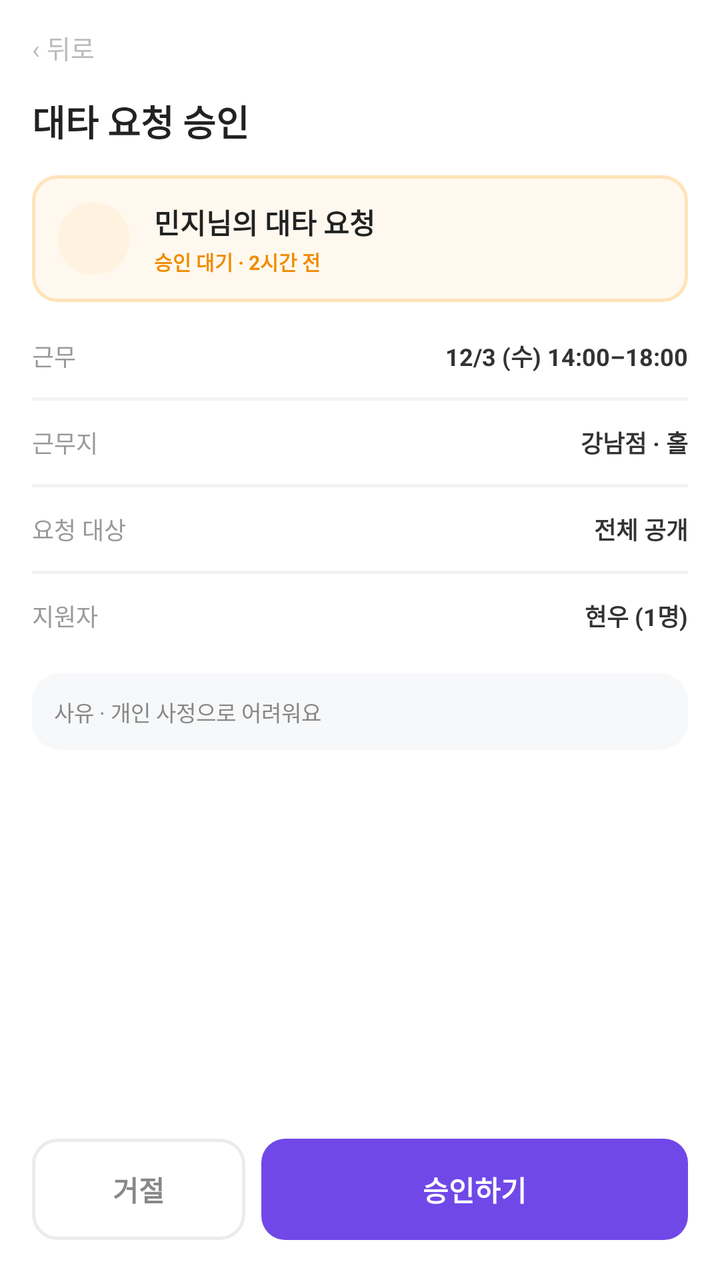
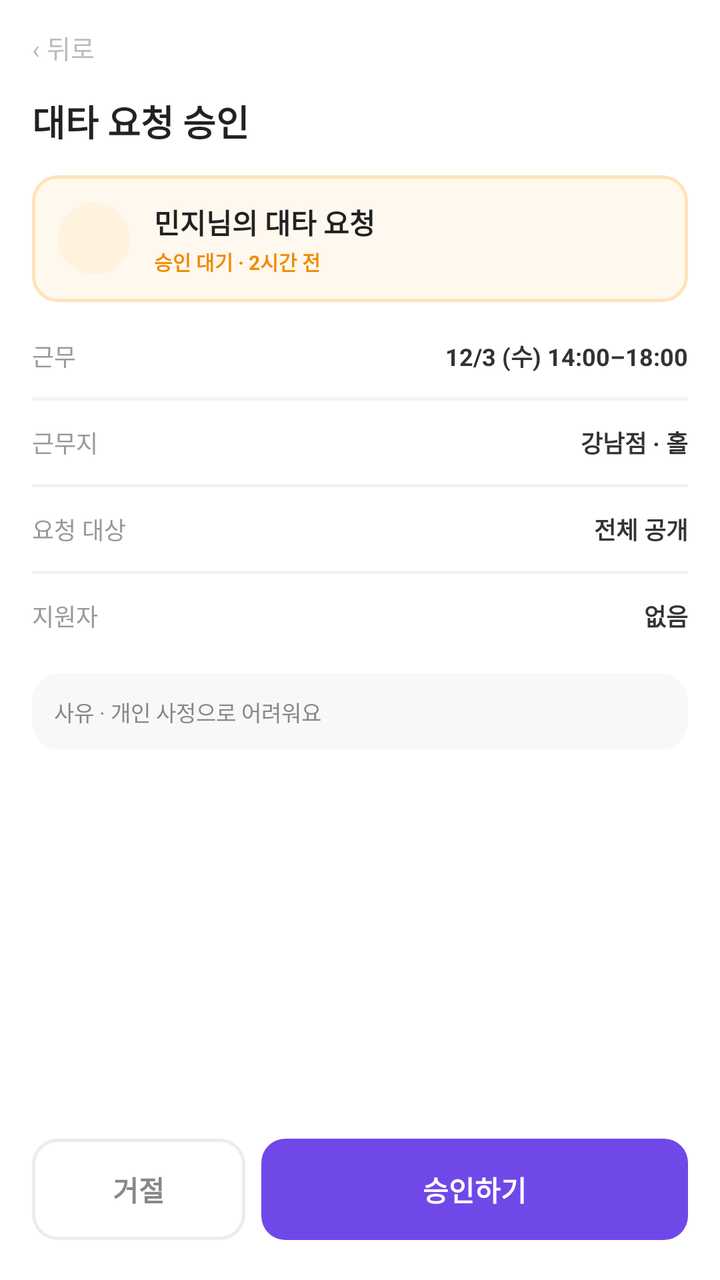

Screens rendered from an Android XML layout before and after an edit, with the pre-edit source and the edit as a unified diff.
<!-- AndroidManifest.xml: application theme Theme.PTManagerEmployer -->
<!-- res/layout/activity_sub_approval.xml -->
<?xml version="1.0" encoding="utf-8"?>
<LinearLayout xmlns:android="http://schemas.android.com/apk/res/android"
    android:id="@+id/approval_root"
    android:layout_width="match_parent"
    android:layout_height="match_parent"
    android:orientation="vertical"
    android:background="@color/white">

    <ScrollView
        android:layout_width="match_parent"
        android:layout_height="0dp"
        android:layout_weight="1"
        android:fillViewport="true">

        <LinearLayout
            android:layout_width="match_parent"
            android:layout_height="wrap_content"
            android:orientation="vertical"
            android:paddingHorizontal="16dp"
            android:paddingBottom="16dp">

            <TextView
                android:id="@+id/btn_back"
                android:layout_width="wrap_content"
                android:layout_height="wrap_content"
                android:text="‹ 뒤로"
                android:textColor="@color/text_hint"
                android:textSize="13sp"
                android:paddingVertical="14dp"
                android:paddingEnd="14dp"
                android:background="?attr/selectableItemBackground" />

            <TextView
                android:layout_width="wrap_content"
                android:layout_height="wrap_content"
                android:text="대타 요청 승인"
                android:textColor="@color/text_primary"
                android:textSize="18sp"
                android:textStyle="bold" />

            
            <LinearLayout
                android:layout_width="match_parent"
                android:layout_height="wrap_content"
                android:layout_marginTop="14dp"
                android:orientation="horizontal"
                android:gravity="center_vertical"
                android:background="@drawable/bg_card_warn"
                android:padding="13dp">

                <View
                    android:layout_width="36dp"
                    android:layout_height="36dp"
                    android:background="@drawable/bg_circle_warn" />

                <LinearLayout
                    android:layout_width="0dp"
                    android:layout_height="wrap_content"
                    android:layout_weight="1"
                    android:layout_marginStart="12dp"
                    android:orientation="vertical">

                    <TextView
                        android:layout_width="wrap_content"
                        android:layout_height="wrap_content"
                        android:text="민지님의 대타 요청"
                        android:textColor="@color/text_primary"
                        android:textSize="14sp"
                        android:textStyle="bold" />

                    <TextView
                        android:layout_width="wrap_content"
                        android:layout_height="wrap_content"
                        android:layout_marginTop="2dp"
                        android:text="승인 대기 · 2시간 전"
                        android:textColor="@color/warn_orange"
                        android:textSize="10sp"
                        android:textStyle="bold" />
                </LinearLayout>
            </LinearLayout>

            
            <LinearLayout
                android:layout_width="match_parent"
                android:layout_height="wrap_content"
                android:layout_marginTop="6dp"
                android:orientation="vertical">

                <LinearLayout style="@style/DetailRow">
                    <TextView style="@style/DetailKey" android:text="근무" />
                    <TextView style="@style/DetailVal" android:text="12/3 (수) 14:00–18:00" />
                </LinearLayout>
                <View style="@style/DetailDivider" />
                <LinearLayout style="@style/DetailRow">
                    <TextView style="@style/DetailKey" android:text="근무지" />
                    <TextView style="@style/DetailVal" android:text="강남점 · 홀" />
                </LinearLayout>
                <View style="@style/DetailDivider" />
                <LinearLayout style="@style/DetailRow">
                    <TextView style="@style/DetailKey" android:text="요청 대상" />
                    <TextView style="@style/DetailVal" android:text="전체 공개" />
                </LinearLayout>
                <View style="@style/DetailDivider" />
                <LinearLayout style="@style/DetailRow">
                    <TextView style="@style/DetailKey" android:text="지원자" />
                    <TextView style="@style/DetailVal" android:text="현우 (1명)" />
                </LinearLayout>
            </LinearLayout>

            <TextView
                android:layout_width="match_parent"
                android:layout_height="wrap_content"
                android:layout_marginTop="8dp"
                android:background="@drawable/bg_soft_gray"
                android:text="사유 · 개인 사정으로 어려워요"
                android:textColor="@color/text_secondary"
                android:textSize="11sp"
                android:padding="11dp" />
        </LinearLayout>
    </ScrollView>

    
    <LinearLayout
        android:layout_width="match_parent"
        android:layout_height="wrap_content"
        android:orientation="horizontal"
        android:paddingHorizontal="16dp"
        android:paddingTop="8dp"
        android:paddingBottom="20dp"
        android:baselineAligned="false">

        <TextView
            android:id="@+id/btn_reject"
            android:layout_width="0dp"
            android:layout_height="wrap_content"
            android:layout_weight="1"
            android:background="@drawable/bg_btn_outline_gray"
            android:text="거절"
            android:textColor="@color/text_secondary"
            android:textSize="14sp"
            android:textStyle="bold"
            android:gravity="center"
            android:paddingVertical="15dp"
            android:foreground="?attr/selectableItemBackground" />

        <TextView
            android:id="@+id/btn_approve"
            android:layout_width="0dp"
            android:layout_height="wrap_content"
            android:layout_weight="2"
            android:layout_marginStart="8dp"
            android:background="@drawable/bg_btn_primary"
            android:text="승인하기"
            android:textColor="@color/white"
            android:textSize="14sp"
            android:textStyle="bold"
            android:gravity="center"
            android:paddingVertical="15dp"
            android:foreground="?attr/selectableItemBackground" />
    </LinearLayout>
</LinearLayout>
<!-- resources referenced by this layout -->
<resources>
  <color name="text_hint">#BBBBBB</color>
  <color name="text_primary">#222222</color>
  <color name="text_secondary">#888888</color>
  <color name="warn_orange">#F08C00</color>
  <color name="white">#FFFFFFFF</color>
  <!-- drawable bg_btn_outline_gray (drawable) -->
  <?xml version="1.0" encoding="utf-8"?>
  <shape xmlns:android="http://schemas.android.com/apk/res/android" android:shape="rectangle">
      <solid android:color="@color/white" />
      <corners android:radius="12dp" />
      <stroke android:width="1.5dp" android:color="@color/border" />
  </shape>
  <!-- drawable bg_btn_primary (drawable) -->
  <?xml version="1.0" encoding="utf-8"?>
  <shape xmlns:android="http://schemas.android.com/apk/res/android" android:shape="rectangle">
      <solid android:color="@color/brand" />
      <corners android:radius="12dp" />
  </shape>
  <!-- drawable bg_card_warn (drawable) -->
  <?xml version="1.0" encoding="utf-8"?>
  <shape xmlns:android="http://schemas.android.com/apk/res/android" android:shape="rectangle">
      <solid android:color="@color/warn_bg" />
      <corners android:radius="12dp" />
      <stroke android:width="1.5dp" android:color="@color/warn_border" />
  </shape>
  <!-- drawable bg_circle_warn (drawable) -->
  <?xml version="1.0" encoding="utf-8"?>
  <shape xmlns:android="http://schemas.android.com/apk/res/android" android:shape="oval">
      <solid android:color="#FFF3E0" />
  </shape>
  <!-- drawable bg_soft_gray (drawable) -->
  <?xml version="1.0" encoding="utf-8"?>
  <shape xmlns:android="http://schemas.android.com/apk/res/android" android:shape="rectangle">
      <solid android:color="@color/surface_gray" />
      <corners android:radius="14dp" />
  </shape>
  <style name="DetailDivider">
          <item name="android:layout_width">match_parent</item>
          <item name="android:layout_height">1.5dp</item>
          <item name="android:background">#F3F3F3</item>
      </style>
  <style name="DetailKey">
          <item name="android:layout_width">0dp</item>
          <item name="android:layout_height">wrap_content</item>
          <item name="android:layout_weight">1</item>
          <item name="android:textColor">@color/text_tertiary</item>
          <item name="android:textSize">12sp</item>
      </style>
  <style name="DetailRow">
          <item name="android:layout_width">match_parent</item>
          <item name="android:layout_height">wrap_content</item>
          <item name="android:orientation">horizontal</item>
          <item name="android:paddingVertical">12dp</item>
      </style>
  <style name="DetailVal">
          <item name="android:layout_width">wrap_content</item>
          <item name="android:layout_height">wrap_content</item>
          <item name="android:textColor">#333333</item>
          <item name="android:textSize">12sp</item>
          <item name="android:textStyle">bold</item>
      </style>
  <style name="Theme.PTManagerEmployer" parent="Base.Theme.PTManagerEmployer" />
  <color name="border">#ECECEC</color>
  <color name="brand">#7048E8</color>
  <color name="warn_bg">#FFF8EE</color>
  <color name="warn_border">#FFE3B8</color>
  <color name="surface_gray">#F7F8FA</color>
  <color name="text_tertiary">#999999</color>
  <style name="Base.Theme.PTManagerEmployer" parent="Theme.Material3.Light.NoActionBar">
          <item name="colorPrimary">@color/brand</item>
          <item name="colorOnPrimary">@color/white</item>
          <item name="colorSurface">@color/white</item>
          <item name="colorOnSurface">@color/text_primary</item>
          <item name="android:colorBackground">@color/white</item>
          <item name="android:statusBarColor">@color/white</item>
          <item name="android:navigationBarColor">@color/white</item>
          <item name="android:windowLightStatusBar">true</item>
          <item name="android:windowLightNavigationBar" tools:targetApi="o_mr1">true</item>
      </style>
</resources>

<!-- the commit's change to res/layout/activity_sub_approval.xml (unified diff, before → after) -->
@@ -61,6 +61,7 @@
                     android:orientation="vertical">
 
                     <TextView
+                        android:id="@+id/tv_req_title"
                         android:layout_width="wrap_content"
                         android:layout_height="wrap_content"
                         android:text="민지님의 대타 요청"
@@ -88,7 +89,7 @@
 
                 <LinearLayout style="@style/DetailRow">
                     <TextView style="@style/DetailKey" android:text="근무" />
-                    <TextView style="@style/DetailVal" android:text="12/3 (수) 14:00–18:00" />
+                    <TextView android:id="@+id/tv_shift" style="@style/DetailVal" android:text="12/3 (수) 14:00–18:00" />
                 </LinearLayout>
                 <View style="@style/DetailDivider" />
                 <LinearLayout style="@style/DetailRow">
@@ -103,11 +104,12 @@
                 <View style="@style/DetailDivider" />
                 <LinearLayout style="@style/DetailRow">
                     <TextView style="@style/DetailKey" android:text="지원자" />
-                    <TextView style="@style/DetailVal" android:text="현우 (1명)" />
+                    <TextView android:id="@+id/tv_applicants" style="@style/DetailVal" android:text="없음" />
                 </LinearLayout>
             </LinearLayout>
 
             <TextView
+                android:id="@+id/tv_reason"
                 android:layout_width="match_parent"
                 android:layout_height="wrap_content"
                 android:layout_marginTop="8dp"
